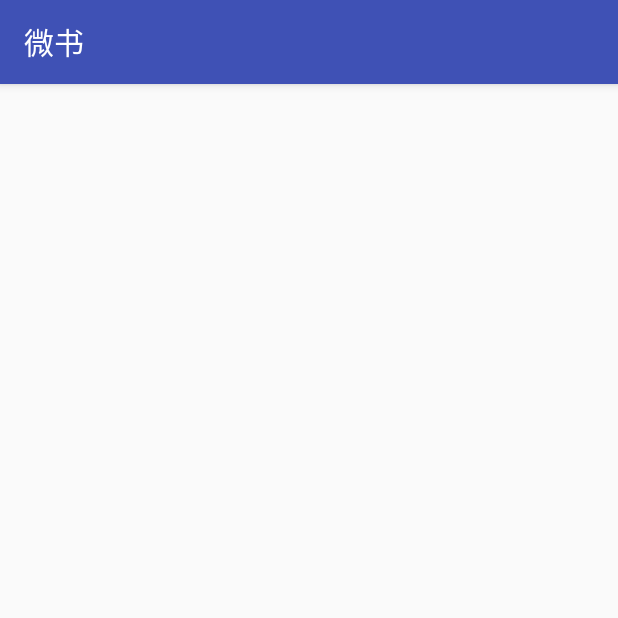
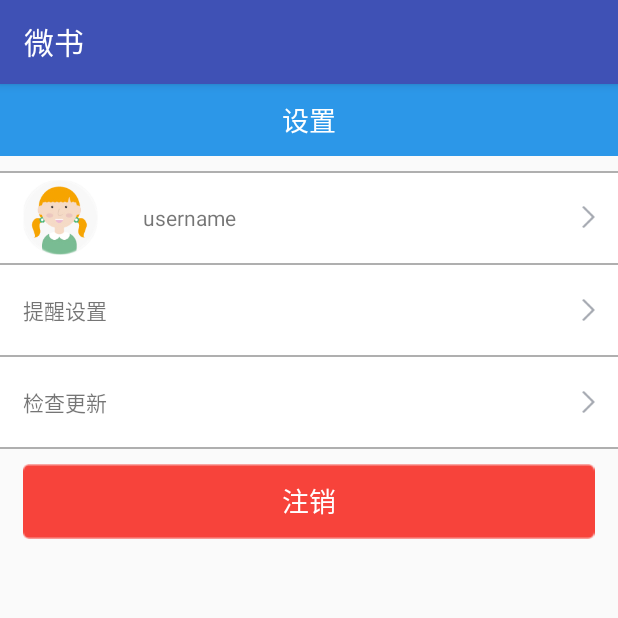
Before and after one commit to LeonYang24/WeiBook, an Android app: the fragment FragmentSetting shown on its own in the app's theme, on a phone screen of 412 x 824 dp, the top half of it. Run offline under Robolectric (Android 15) with nearby library versions, the phone set to English and light mode, and no system bars; our stand-ins replace ButterKnife; libraries missing offline, so code that uses them is left out: com.nostra13.universalimageloader; 2 statements that could not run were skipped.

Commit message:
2016 5 24 第二次提交至GitHub
解决两个已知bug：
1、聊天对话发送信息重复，是因为在MessageHandler里的onMessage（）没有对自身clientId进行判断，导致自身也接收到自身发出的信息
2、从最近对话列表中点击item进入时无法读取历史记录，是因为没有在setConverstaion（）中调用fetchMessage（），所以不显示聊天记录
尚未完成：
1、Setting界面的“更换头像”、“检查更新”
2、Discover界面的其他功能部件（折叠效果）

```diff
--- a/app/src/main/java/com/leon/weibook/adapters/AdapterMultipleItem.java
+++ b/app/src/main/java/com/leon/weibook/adapters/AdapterMultipleItem.java
@@ -59,6 +59,7 @@ public class AdapterMultipleItem extends RecyclerView.Adapter<RecyclerView.ViewH
 
 	/**
 	 * 在messageList中最开头处加入messages
+	 * 这里是在最前面加入messages,所以可以在对话界面上拉刷新时使用，即我们常用的上拉加载更多
 	 * @param messages
 	 */
 	public void addMessageList(List<AVIMMessage> messages) {
--- a/app/src/main/java/com/leon/weibook/controller/ChatManager.java
+++ b/app/src/main/java/com/leon/weibook/controller/ChatManager.java
@@ -52,7 +52,7 @@ public class ChatManager {
 	 * @param context
 	 */
 	public void init(Context context) {
-		// 消息处理 handler
+		//注册处理特定消息（继承自AVIMMessage的任意类）AVIMTypedMessage类的指定handler
 		AVIMMessageManager.registerMessageHandler(AVIMTypedMessage.class, new MessageHandler(context));
 
 		// 与网络相关的 handler 设置AVIMClient的事件处理单元， 包括Client断开链接和重连成功事件
--- a/app/src/main/java/com/leon/weibook/controller/MessageHandler.java
+++ b/app/src/main/java/com/leon/weibook/controller/MessageHandler.java
@@ -3,6 +3,7 @@ package com.leon.weibook.controller;
 import android.content.Context;
 import android.content.Intent;
 import android.text.TextUtils;
+import android.util.Log;
 
 import com.avos.avoscloud.im.v2.AVIMClient;
 import com.avos.avoscloud.im.v2.AVIMConversation;
@@ -41,6 +42,7 @@ public class MessageHandler extends AVIMTypedMessageHandler<AVIMTypedMessage> {
 	 */
 	@Override
 	public void onMessage(AVIMTypedMessage message, AVIMConversation conversation, AVIMClient client) {
+		Log.i("test", "收到一条信息");
 		if (null == message || null == message.getMessageId()) {
 			LogUtils.d("may be SDK bug, message or message id is null");
 			return;
@@ -54,6 +56,9 @@ public class MessageHandler extends AVIMTypedMessageHandler<AVIMTypedMessage> {
 			LogUtils.d("selfId is null, please call setupManagerWithUserId ");
 			client.close(null);
 		} else {
+			if (!client.getClientId().equals(ChatManager.getInstance().getSelfId())) {
+				client.close(null);
+			} else {
 				ChatManager.getInstance().getRoomsTable().insertRoom(message.getConversationId());
 				if (!message.getFrom().equals(client.getClientId())) {
 					if (NotificationUtils.isShowNotification(conversation.getConversationId())) {
@@ -61,6 +66,7 @@ public class MessageHandler extends AVIMTypedMessageHandler<AVIMTypedMessage> {
 					}
 					ChatManager.getInstance().getRoomsTable().increaseUnreadCount(message.getConversationId());
 					sendEvent(message, conversation);
+				}
 			}
 		}
 
--- a/app/src/main/java/com/leon/weibook/fragment/FragmentSetting.java
+++ b/app/src/main/java/com/leon/weibook/fragment/FragmentSetting.java
@@ -1,9 +1,85 @@
 package com.leon.weibook.fragment;
 
-import android.app.Fragment;
+import android.os.Bundle;
+import android.support.annotation.Nullable;
+import android.view.LayoutInflater;
+import android.view.View;
+import android.view.ViewGroup;
+import android.widget.ImageView;
+import android.widget.TextView;
+
+import com.leon.weibook.R;
+import com.leon.weibook.controller.ChatManager;
+import com.leon.weibook.model.LeanChatUser;
+import com.leon.weibook.util.PhotoUtils;
+import com.nostra13.universalimageloader.core.ImageLoader;
+
+import butterknife.BindView;
+import butterknife.ButterKnife;
+import butterknife.OnClick;
 
 /**
  * Created by Leon on 2016/5/15 0015.
  */
-public class FragmentSetting extends Fragment {
+public class FragmentSetting extends BaseFragment {
+
+	private static final int IMAGE_PICK_REQUEST = 1;
+	private static final int CROP_REQUEST = 2;
+
+	@BindView(R.id.avatar_view) ImageView avatarView;
+	@BindView(R.id.username_view) TextView userNameView;
+
+	ChatManager chatManager;
+
+	@Nullable
+	@Override
+	public View onCreateView(LayoutInflater inflater, ViewGroup container, Bundle savedInstanceState) {
+		View view = inflater.inflate(R.layout.fragment_setting, container, false);
+		ButterKnife.bind(this, view);
+		return view;
+	}
+
+	@Override
+	public void onActivityCreated(Bundle savedInstanceState) {
+		super.onActivityCreated(savedInstanceState);
+		headerLayout.setTitle("设置");
+		chatManager = ChatManager.getInstance();
+	}
+
+	@Override
+	public void onResume() {
+		super.onResume();
+		refresh();
+	}
+
+	/**
+	 * 刷新数据，重新获取本机用户姓名和头像
+	 */
+	private void refresh() {
+		LeanChatUser curUser = LeanChatUser.getCurrentUser();
+		userNameView.setText(curUser.getUsername());
+		ImageLoader.getInstance().displayImage(curUser.getAvatarUrl(), avatarView,
+				PhotoUtils.avatarImageOptions);
+	}
+
+	@OnClick(R.id.setting_notifysetting_view)
+	public void onNotifySettingClick() {
+
+	}
+
+	@OnClick(R.id.setting_logout_btn)
+	public void onLogoutClick() {
+
+	}
+
+	@OnClick(R.id.setting_checkupdate_view)
+	public void onCheckUpdateClick() {
+
+	}
+
+	@OnClick(R.id.setting_avatar_layout)
+	public void onAvatarClick() {
+
+	}
+
 }
--- a/app/src/main/java/com/leon/weibook/util/PathUtils.java
+++ b/app/src/main/java/com/leon/weibook/util/PathUtils.java
@@ -34,17 +34,15 @@ public class PathUtils {
 	}
 
 	/**
-	 * 有 sdcard 的时候，小米是 /storage/sdcard0/Android/data/com.avoscloud.chat/cache/
-	 * 无 sdcard 的时候，小米是 /data/data/com.avoscloud.chat/cache
+	 * 有 sdcard 的时候，三星S7Edge是 /storage/emulated/0/Android/data/com.leon.weibook/cache
+	 * 无 sdcard 的时候，未考证
 	 * @param context
 	 * @return
 	 */
 	private static File getAvailableCacheDir(Context context) {
 		if (isExternalStorageWritable()) {
-			Log.i("test", "getExternalCacheDir() :" + context.getExternalCacheDir().toString());
 			return context.getExternalCacheDir();
 		} else {
-			Log.i("test", "getCacheDir() :" + context.getCacheDir());
 			return context.getCacheDir();
 		}
 	}
--- /dev/null
+++ b/app/src/main/res/drawable/btn_logout_selector.xml
@@ -0,0 +1,7 @@
+<?xml version="1.0" encoding="utf-8"?>
+<selector xmlns:android="http://schemas.android.com/apk/res/android">
+
+    <item android:drawable="@drawable/profile_btn_logout_normal" android:state_pressed="false" />
+    <item android:drawable="@drawable/btn_logout_pressed" android:state_pressed="true" />
+
+</selector>
--- /dev/null
+++ b/app/src/main/res/drawable/btn_selector.xml
@@ -0,0 +1,6 @@
+<?xml version="1.0" encoding="utf-8"?>
+<selector xmlns:android="http://schemas.android.com/apk/res/android">
+    <item android:drawable="@color/chat_common_blue" android:state_pressed="true" />
+    <item android:drawable="@color/chat_common_blue" android:state_selected="true" />
+    <item android:drawable="@android:color/transparent" />
+</selector>
--- /dev/null
+++ b/app/src/main/res/layout/fragment_setting.xml
@@ -0,0 +1,99 @@
+<?xml version="1.0" encoding="utf-8"?>
+<LinearLayout
+    xmlns:android="http://schemas.android.com/apk/res/android"
+    android:orientation="vertical"
+    android:layout_width="match_parent"
+    android:layout_height="match_parent">
+
+    <include layout="@layout/common_header_layout"/>
+
+    <ScrollView
+        android:layout_width="match_parent"
+        android:layout_height="match_parent">
+
+        <LinearLayout
+            android:orientation="vertical"
+            android:layout_marginTop="10dp"
+            android:layout_width="match_parent"
+            android:layout_height="match_parent">
+
+            <LinearLayout
+                android:background="@android:color/white"
+                android:layout_width="match_parent"
+                android:layout_height="wrap_content"
+                android:orientation="vertical">
+
+                <View style="@style/DividerLine.Horizontal"/>
+
+                <LinearLayout
+                    android:id="@+id/setting_avatar_layout"
+                    android:orientation="horizontal"
+                    android:layout_width="match_parent"
+                    android:layout_height="60dp"
+                    android:background="@drawable/btn_selector"
+                    android:paddingLeft="15dp"
+                    android:paddingRight="15dp"
+                    android:gravity="center_vertical">
+
+                    <ImageView
+                        android:id="@+id/setting_avatar_view"
+                        android:layout_width="50dp"
+                        android:layout_height="50dp"
+                        android:src="@mipmap/chat_default_user_avatar" />
+
+                    <TextView
+                        android:id="@+id/setting_username_view"
+                        android:layout_marginLeft="30dp"
+                        android:layout_width="match_parent"
+                        android:layout_height="wrap_content"
+                        android:text="username"
+                        android:drawableRight="@mipmap/common_view_right_arrow_pic"/>
+
+                </LinearLayout>
+
+                <View style="@style/DividerLine.Horizontal"/>
+
+                <TextView
+                    android:id="@+id/setting_notifysetting_view"
+                    android:layout_width="match_parent"
+                    android:gravity="center_vertical"
+                    android:layout_height="60dp"
+                    android:text="@string/setting_notifySetting"
+                    android:background="@drawable/btn_selector"
+                    android:paddingLeft="15dp"
+                    android:paddingRight="15dp"
+                    android:drawableRight="@mipmap/common_view_right_arrow_pic"/>
+
+                <View style="@style/DividerLine.Horizontal"/>
+
+                <TextView
+                    android:id="@+id/setting_checkupdate_view"
+                    android:layout_width="match_parent"
+                    android:gravity="center_vertical"
+                    android:layout_height="60dp"
+                    android:text="@string/setting_fragment_checkUpdate"
+                    android:background="@drawable/btn_selector"
+                    android:paddingLeft="@dimen/common_horizontal_margin"
+                    android:paddingRight="@dimen/common_horizontal_margin"
+                    android:drawableRight="@mipmap/common_view_right_arrow_pic"/>
+
+                <View style="@style/DividerLine.Horizontal"/>
+
+            </LinearLayout>
+
+            <TextView
+                android:id="@+id/setting_logout_btn"
+                style="@style/My.Button.logout"
+                android:layout_width="match_parent"
+                android:layout_height="50dp"
+                android:layout_marginTop="10dp"
+                android:layout_marginLeft="15dp"
+                android:layout_marginRight="15dp"
+                android:gravity="center"
+                android:text="@string/setting_fragment_logout"/>
+
+        </LinearLayout>
+
+    </ScrollView>
+
+</LinearLayout>
--- a/app/src/main/res/values/colors.xml
+++ b/app/src/main/res/values/colors.xml
@@ -14,10 +14,10 @@
     <color name="chat_base_color_text_black">#3e3e39</color>
     <color name="common_blue">#2c97e8</color>
     <color name="theme_bg_color">#f0f2f5</color>
-
+    <color name="divider_line_color">#afafaf</color>
     <color name="main_tab_normal">#FFFFFF</color>
     <color name="main_tab_press">#FF4500</color>
-
+    <color name="chat_common_blue">#2C97E8</color>
     <color name="chat_record_btn_red">#f00</color>
     <color name="chat_common_white">#fff</color>
 
--- a/app/src/main/res/values/strings.xml
+++ b/app/src/main/res/values/strings.xml
@@ -3,6 +3,10 @@
 
     <string name="chat_utils_hardLoading">努力加载中...</string>
 
+    <!-- fragment_setting.xml -->
+    <string name="setting_notifySetting">提醒设置</string>
+    <string name="setting_fragment_checkUpdate">检查更新</string>
+    <string name="setting_fragment_logout">注销</string>
 
     <!--UserLoginActivity -->
     <string name="login_username_hint">请输入用户名</string>
--- a/app/src/main/res/values/styles.xml
+++ b/app/src/main/res/values/styles.xml
@@ -6,6 +6,25 @@
         <item name="colorPrimary">@color/colorPrimary</item>
         <item name="colorPrimaryDark">@color/colorPrimaryDark</item>
         <item name="colorAccent">@color/colorAccent</item>
+    </style>
+
+    <style name="My.Button.logout" parent="My.TextView._White">
+        <item name="android:background">@drawable/btn_logout_selector</item>
+    </style>
+
+    <!-- divider -->
+    <style name="DividerLine">
+        <item name="android:background">@color/divider_line_color</item>
+    </style>
+
+    <style name="DividerLine.Horizontal">
+        <item name="android:layout_width">match_parent</item>
+        <item name="android:layout_height">1dp</item>
+    </style>
+
+    <style name="DividerLine.Vertical">
+        <item name="android:layout_height">match_parent</item>
+        <item name="android:layout_width">1dp</item>
     </style>
 
     <!-- editText -->
```
Also changed, not shown: app/src/main/java/com/leon/weibook/activity/MainActivity.java (+19 -17 lines), app/src/main/java/com/leon/weibook/fragment/ChatFragment.java (+9 -7 lines), app/src/main/java/com/leon/weibook/util/NotificationUtils.java (+8 -2 lines), app/src/main/res/drawable/btn_logout_pressed.9.png (added), app/src/main/res/drawable/profile_btn_logout_normal.9.png (added), 2418 other files. Lines whose indentation alone changed are shown as unchanged.
